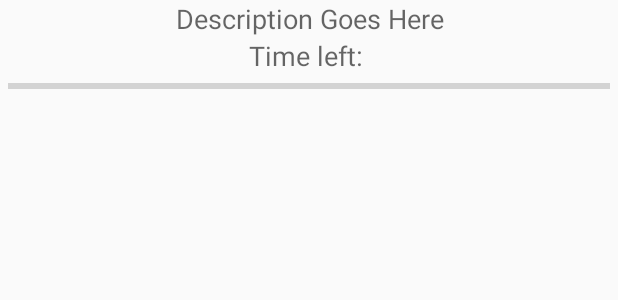
After one commit to johnnyRose/insta-chef-app, an Android app: the layout active_timer_list_view.xml on its own in the app's theme, with its tools: preview values and no code run, on a phone screen of 412 x 824 dp. The commit adds this screen. Shown: the top 300 px of the screen. Run offline under Robolectric (Android 15) with nearby library versions, the phone set to English and light mode, and no system bars.

Commit message:
Started setting up the step timers.

```diff
--- a/app/src/main/java/com/example/sean/instantchef/AddTimersActivity.java
+++ b/app/src/main/java/com/example/sean/instantchef/AddTimersActivity.java
@@ -13,8 +13,6 @@ import android.widget.BaseAdapter;
 import android.widget.ListView;
 import android.widget.TextView;
 import android.widget.Toast;
-
-import org.w3c.dom.Text;
 
 import static java.lang.Integer.parseInt;
 
@@ -113,7 +111,7 @@ public class AddTimersActivity extends ActionBarActivity {
                 LayoutInflater inflater = (LayoutInflater) AddTimersActivity.this.getSystemService(Context.LAYOUT_INFLATER_SERVICE);
                 arg1 = inflater.inflate(R.layout.timer_list_view, arg2, false);
             }
-            TextView descriptionView = (TextView)arg1.findViewById(R.id.descriptionView);
+            TextView descriptionView = (TextView)arg1.findViewById(R.id.runningTimerDescriptionView);
             TextView timeLeftView = (TextView)arg1.findViewById(R.id.timeLeftView);
             Step step = CreateEditActivity.steps.get(arg0);
 
--- a/app/src/main/java/com/example/sean/instantchef/CreateEditActivity.java
+++ b/app/src/main/java/com/example/sean/instantchef/CreateEditActivity.java
@@ -263,7 +263,7 @@ public class CreateEditActivity extends ActionBarActivity {
                 LayoutInflater inflater = (LayoutInflater) CreateEditActivity.this.getSystemService(Context.LAYOUT_INFLATER_SERVICE);
                 arg1 = inflater.inflate(R.layout.timer_list_view, arg2, false);
             }
-            TextView descriptionView = (TextView)arg1.findViewById(R.id.descriptionView);
+            TextView descriptionView = (TextView)arg1.findViewById(R.id.runningTimerDescriptionView);
             TextView timeLeftView = (TextView)arg1.findViewById(R.id.timeLeftView);
             Step step = steps.get(arg0);
 
--- a/app/src/main/java/com/example/sean/instantchef/Recipe.java
+++ b/app/src/main/java/com/example/sean/instantchef/Recipe.java
@@ -17,7 +17,6 @@ public class Recipe implements Serializable {
 
     public int id; // database integration
     public String description; // description of recipe
-    public String imagePath; // path to image on web
     public String name; // recipe name
     public String dateCreated; // date created
     public String createdBy; // author
@@ -42,6 +41,7 @@ public class Recipe implements Serializable {
         this.id = recipe_index++;
     }
 
+    /*
     public void start() {
         this.isActive = true;
     }
@@ -60,7 +60,7 @@ public class Recipe implements Serializable {
 
     public void removeIngredient(Ingredient ingredient) {
         this.ingredients.remove(ingredient);
-    }
+    }*/
 
     public String serialize() {
         String steps_string = "{";
@@ -126,7 +126,6 @@ public class Recipe implements Serializable {
         Recipe recipe = new Recipe(json_recipe.getString("description"), json_recipe.getString("name"),
                 json_recipe.getString("dateCreated"), "");
 
-        //JSONObject json_ingredients = new JSONObject(json_file.getString("ingredients"));
         JSONObject json_ingredients = json_recipe.getJSONObject("ingredients");
         for (int j = 0; j < json_ingredients.length(); j++) {
             JSONObject json_ingredient = json_ingredients.getJSONObject("ingredient" + j);
--- a/app/src/main/java/com/example/sean/instantchef/Step.java
+++ b/app/src/main/java/com/example/sean/instantchef/Step.java
@@ -14,12 +14,14 @@ public class Step implements Serializable {
     public String description; // short description to be shown when timer starts, "add veggies", "reduce heat to simmer"
     public int startTime; // At what point in the recipe's life should this timer begin?
     public int length;
+    public boolean running;
 
     public Step(int id, String description, int startTime, int length) {
         this.id = id;
         this.description = description;
         this.startTime = startTime;
         this.length = length;
+        this.running = false;
     }
 
     public Step() {
--- /dev/null
+++ b/app/src/main/res/layout/active_timer_list_view.xml
@@ -0,0 +1,31 @@
+<?xml version="1.0" encoding="utf-8"?>
+<LinearLayout xmlns:android="http://schemas.android.com/apk/res/android"
+    android:orientation="vertical" android:layout_width="match_parent"
+    android:layout_height="match_parent">
+
+    <TextView
+        android:layout_width="fill_parent"
+        android:layout_height="wrap_content"
+        android:textAppearance="?android:attr/textAppearanceMedium"
+        android:text="Description Goes Here"
+        android:id="@+id/runningTimerDescriptionView"
+        android:gravity="center"/>
+
+    <TextView
+        android:layout_width="fill_parent"
+        android:layout_height="wrap_content"
+        android:textAppearance="?android:attr/textAppearanceMedium"
+        android:text="Time left: "
+        android:id="@+id/runtimeLeftView"
+        android:gravity="center"/>
+
+    <ProgressBar
+        style="?android:attr/progressBarStyleHorizontal"
+        android:layout_width="fill_parent"
+        android:layout_height="wrap_content"
+        android:id="@+id/stepProgressBar"
+        android:indeterminate="false"
+        android:layout_marginLeft="5dp"
+        android:layout_marginRight="5dp" />
+
+</LinearLayout>
--- a/app/src/main/res/layout/activity_run_recipe.xml
+++ b/app/src/main/res/layout/activity_run_recipe.xml
@@ -144,7 +144,7 @@
         <ListView
             android:layout_width="wrap_content"
             android:layout_height="wrap_content"
-            android:id="@+id/listView" />
+            android:id="@+id/runningStepsListView" />
 
     </LinearLayout>
 
--- a/app/src/main/res/layout/timer_list_view.xml
+++ b/app/src/main/res/layout/timer_list_view.xml
@@ -9,7 +9,7 @@
         android:layout_height="fill_parent"
         android:textAppearance="?android:attr/textAppearanceMedium"
         android:text="Timer Start Description"
-        android:id="@+id/descriptionView"
+        android:id="@+id/timerDescriptionView"
         android:gravity="center"
         android:layout_alignParentTop="true"
         android:layout_centerHorizontal="true" />
@@ -21,6 +21,6 @@
         android:text="Timer length"
         android:id="@+id/timeLeftView"
         android:gravity="center"
-        android:layout_below="@+id/descriptionView"
+        android:layout_below="@+id/timerDescriptionView"
         android:layout_centerHorizontal="true" />
 </RelativeLayout>
```
Also changed, not shown: app/src/main/java/com/example/sean/instantchef/RunRecipeActivity.java (+79 -3 lines).
